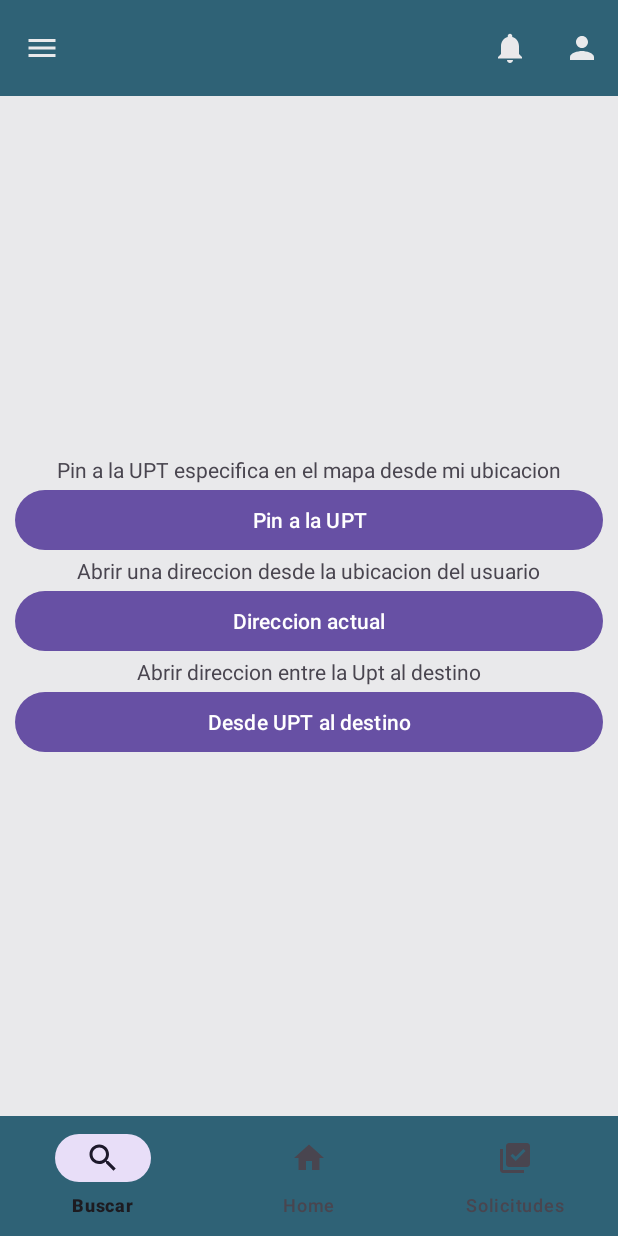
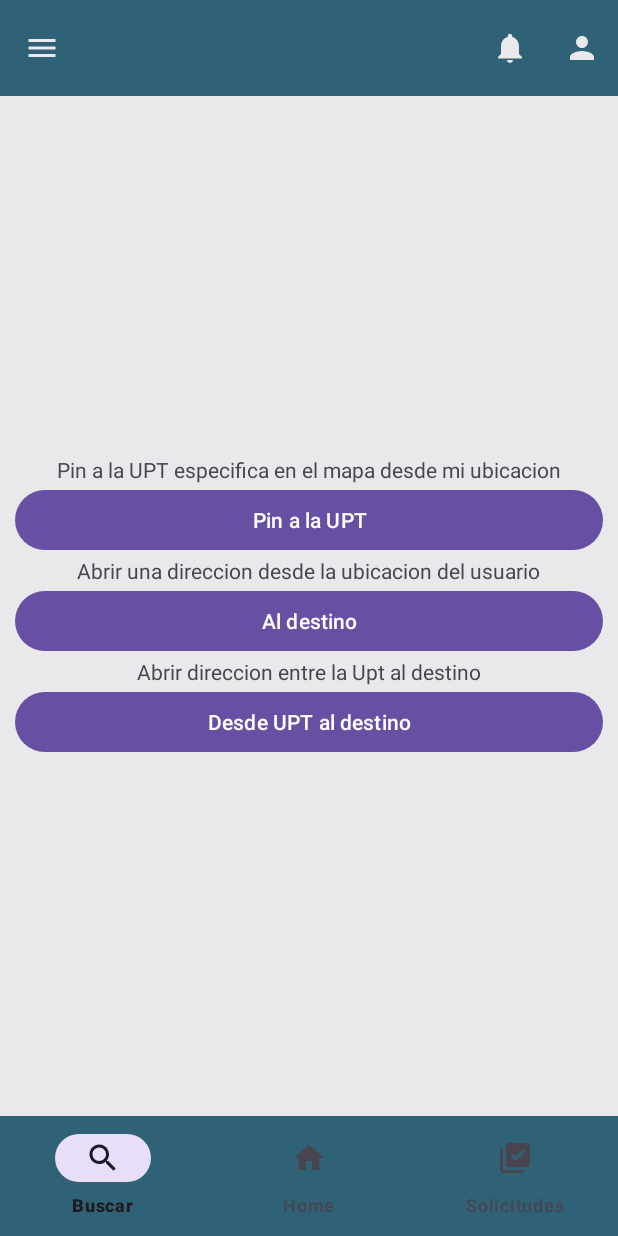
Before and after one commit to JairoAlan/EduXploraAndroid, an Android app: the fragment localizaciongps placed in its activity, on a phone screen of 412 x 824 dp. Run offline under Robolectric (Android 15) with nearby library versions, the phone set to English and light mode, and no system bars; network calls fail.

Commit message:
Cambios a fragment_localizaciongps 2

```diff
--- a/app/src/main/res/layout/fragment_localizaciongps.xml
+++ b/app/src/main/res/layout/fragment_localizaciongps.xml
@@ -37,7 +37,7 @@
             android:layout_width="match_parent"
             android:layout_height="wrap_content"
             android:id="@+id/BtnDireccionUno"
-            android:text="Direccion actual"/>
+            android:text="Al destino"/>
 
         <TextView
             android:layout_width="wrap_content"
```
